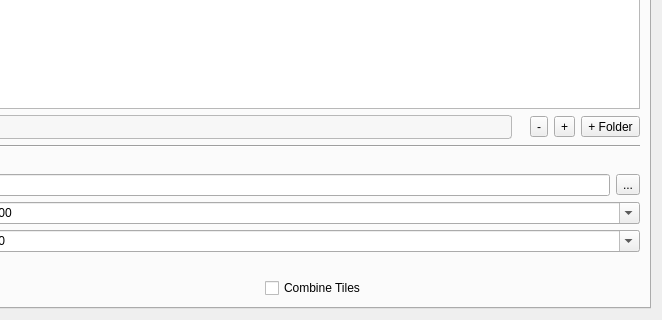
Old version of the form src/gui/config_editor.ui in the repository Trailblaze-Software/Blaze; both pictures show x 138 to 800 and y 280 to 600 of the 800 by 600 pixel window.
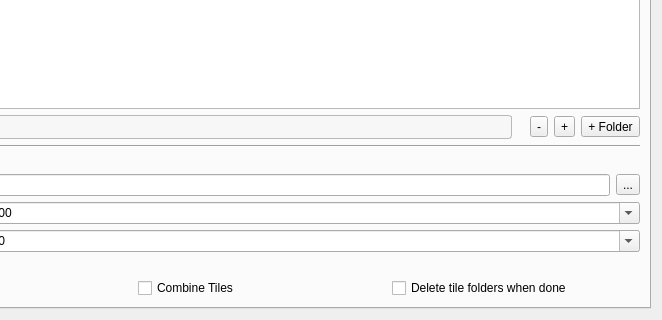
New version of the form.

Commit message: delete tiles and new url

What changed in the file:
```diff
--- a/src/gui/config_editor.ui
+++ b/src/gui/config_editor.ui
@@ -261,6 +261,16 @@
            </property>
           </widget>
          </item>
+         <item>
+          <widget class="QCheckBox" name="delete_tile_folders_checkbox">
+           <property name="text">
+            <string>Delete tile folders when done</string>
+           </property>
+           <property name="toolTip">
+            <string>Remove each per-tile output folder after all tiles have been processed. Frees disk space once the combined/ output has been produced.</string>
+           </property>
+          </widget>
+         </item>
         </layout>
        </item>
       </layout>
```
The commit also changes 6 other files.
